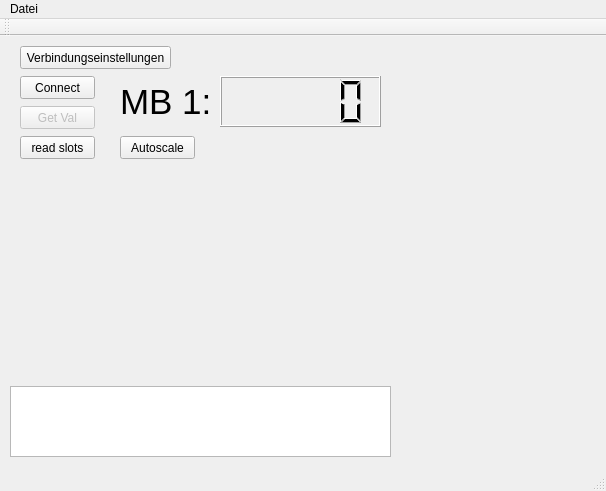
The window that mainwindow.ui (darkmattercoder/plcanalyzer) describes before a commit, drawn with Qt 5.
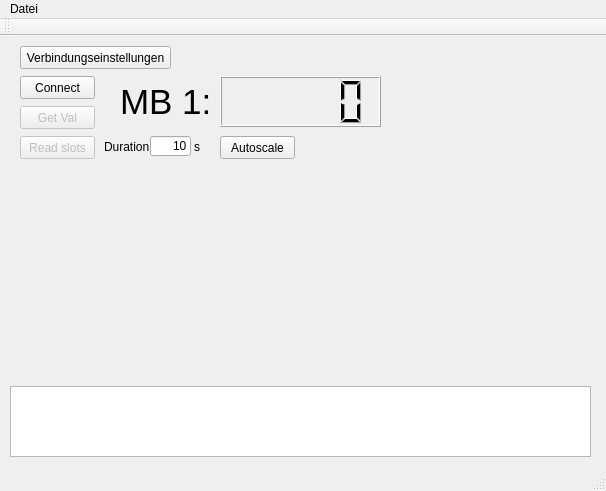
The same window after the commit. Custom widgets are drawn as their Qt base class.

Commit message: Display all slots Now it is possible to display all available slots in the GUI

What changed in the file:
```diff
--- a/mainwindow.ui
+++ b/mainwindow.ui
@@ -106,7 +106,7 @@
      <rect>
       <x>10</x>
       <y>350</y>
-      <width>381</width>
+      <width>581</width>
       <height>71</height>
      </rect>
     </property>
@@ -121,6 +121,9 @@
     </property>
    </widget>
    <widget class="QPushButton" name="Button_read_slots">
+    <property name="enabled">
+     <bool>false</bool>
+    </property>
     <property name="geometry">
      <rect>
       <x>20</x>
@@ -130,7 +133,7 @@
      </rect>
     </property>
     <property name="text">
-     <string>read slots</string>
+     <string>Read slots</string>
     </property>
    </widget>
    <widget class="QCustomPlot" name="customPlot" native="true">
@@ -146,7 +149,7 @@
    <widget class="QPushButton" name="pushButton">
     <property name="geometry">
      <rect>
-      <x>120</x>
+      <x>220</x>
       <y>100</y>
       <width>75</width>
       <height>23</height>
@@ -156,6 +159,57 @@
      <string>Autoscale</string>
     </property>
    </widget>
+   <widget class="QLineEdit" name="lineEdit_Duration">
+    <property name="geometry">
+     <rect>
+      <x>150</x>
+      <y>100</y>
+      <width>41</width>
+      <height>20</height>
+     </rect>
+    </property>
+    <property name="toolTip">
+     <string>Recording duration in seconds</string>
+    </property>
+    <property name="layoutDirection">
+     <enum>Qt::LeftToRight</enum>
+    </property>
+    <property name="text">
+     <string>10</string>
+    </property>
+    <property name="maxLength">
+     <number>100</number>
+    </property>
+    <property name="alignment">
+     <set>Qt::AlignRight|Qt::AlignTrailing|Qt::AlignVCenter</set>
+    </property>
+   </widget>
+   <widget class="QLabel" name="label_2">
+    <property name="geometry">
+     <rect>
+      <x>104</x>
+      <y>104</y>
+      <width>46</width>
+      <height>13</height>
+     </rect>
+    </property>
+    <property name="text">
+     <string>Duration:</string>
+    </property>
+   </widget>
+   <widget class="QLabel" name="label_3">
+    <property name="geometry">
+     <rect>
+      <x>194</x>
+      <y>103</y>
+      <width>16</width>
+      <height>16</height>
+     </rect>
+    </property>
+    <property name="text">
+     <string>s</string>
+    </property>
+   </widget>
   </widget>
   <widget class="QMenuBar" name="menuBar">
    <property name="geometry">
```
The commit also changes 2 other files.
